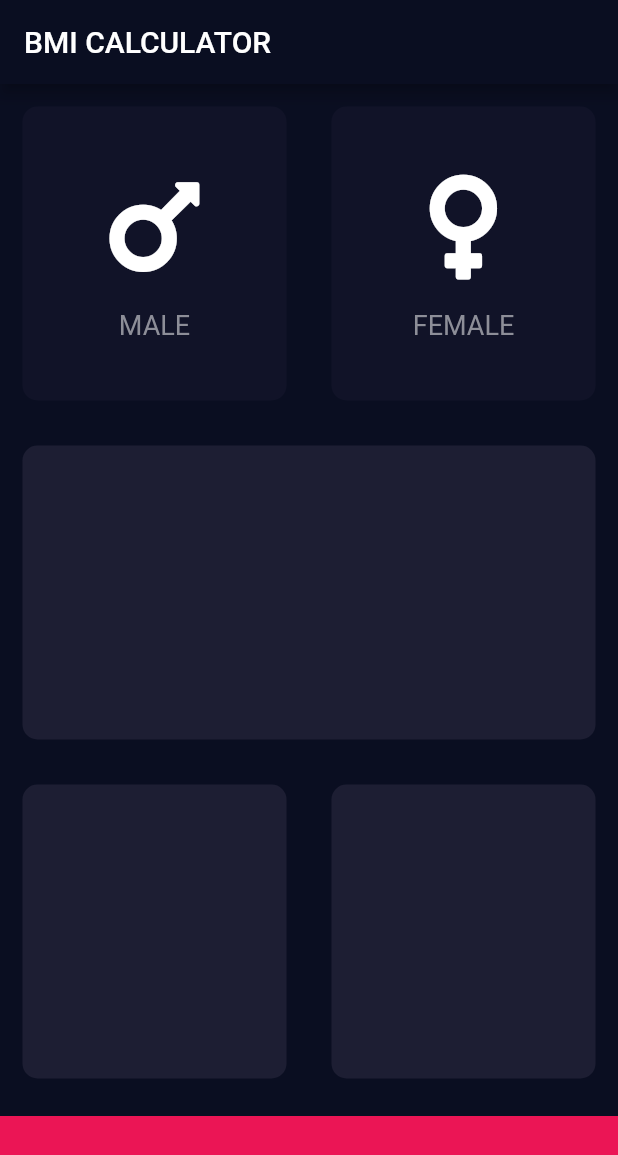
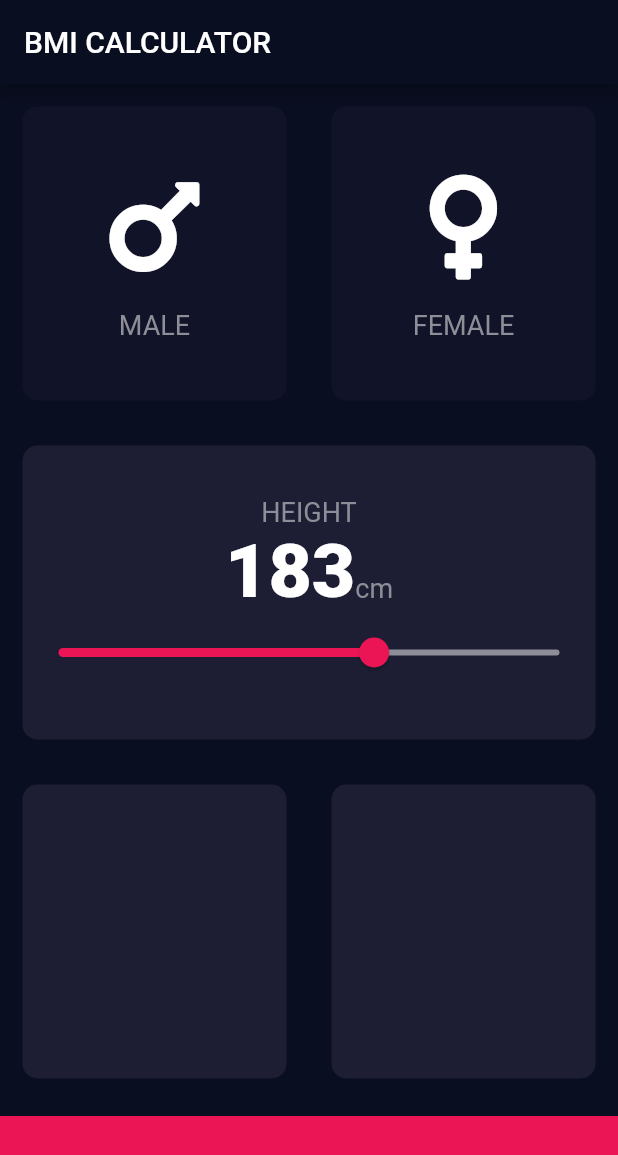
Before and after one commit to Flutter-Streamliner/BMI-Calculator, a Flutter app: the screen it shows after launch, on a phone screen of 412 x 824 dp. Shown: the top 1155 px of the screen. Run offline on Flutter 3.47's test engine with Material 2 defaults, Android fonts, the phone set to English and light mode, and no system bars; our stand-ins replace font_awesome_flutter.

Commit message:
Add Slider

```diff
--- a/lib/constants.dart
+++ b/lib/constants.dart
@@ -1,7 +1,10 @@
 import 'package:flutter/material.dart';
 
 const kLabelTextStyle = TextStyle(fontSize: 18.0, color: Color(0xFF8D8E98));
+const kNumberTextStyle = TextStyle(fontSize: 50, fontWeight: FontWeight.w900);
 
 const kBottomContainerHeight = 80.0;
 const kInkActiveCardColor = Color(0xFF111328);
 const kActiveCardColor = Color(0xFF1D1E33);
+const kActiveSliderColor = Color(0xFFEB1555);
+const kInactiveSliderColor = Color(0xFF8D8E98);
--- a/lib/pages/input_page.dart
+++ b/lib/pages/input_page.dart
@@ -19,6 +19,7 @@ class InputPage extends StatefulWidget {
 class _InputPageState extends State<InputPage> {
 
   Gender selectedGender;
+  int height = 183;
 
   @override
   Widget build(BuildContext context) {
@@ -27,6 +28,7 @@ class _InputPageState extends State<InputPage> {
         title: Text('BMI CALCULATOR'),
       ),
       body: Column(
+        crossAxisAlignment: CrossAxisAlignment.stretch,
         mainAxisAlignment: MainAxisAlignment.spaceEvenly,
         mainAxisSize: MainAxisSize.min,
         children: [
@@ -63,7 +65,40 @@ class _InputPageState extends State<InputPage> {
                 ],
               ),
             ),
-            Expanded(child: ReusableCard(cardChild: Container(), onPressed: (){},)),
+            Expanded(
+              child: ReusableCard(
+                cardChild: Column(
+                  mainAxisAlignment: MainAxisAlignment.center,
+                  children: [
+                    Text('HEIGHT', style: kLabelTextStyle,),
+                    Row(
+                      mainAxisAlignment: MainAxisAlignment.center,
+                      crossAxisAlignment: CrossAxisAlignment.baseline,
+                      textBaseline: TextBaseline.alphabetic,
+                      children: [
+                        Text(height.toString(), style: kNumberTextStyle,),
+                        Text('cm', style: kLabelTextStyle,),
+                      ],
+                    ),
+                    Slider(
+                      min: 120.0,
+                      max: 220.0,
+                      activeColor: kActiveSliderColor,
+                      inactiveColor: kInactiveSliderColor,
+                      value: height.toDouble(),
+                      onChanged: (newValue){
+                        setState(() {
+                          height = newValue.toInt();
+                        });
+                      }
+                    )
+                  ],
+                ),
+                onPressed: (){
+
+                },
+              ),
+            ),
             Expanded(
               child: Row(
                 mainAxisAlignment: MainAxisAlignment.spaceEvenly,
```
